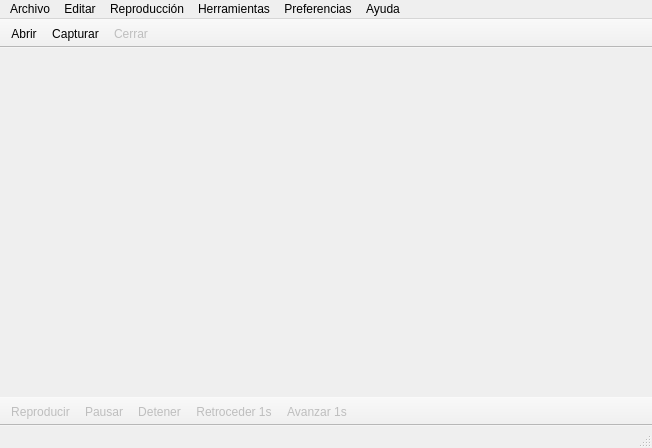
Above: movieplayer.ui from Madh93/Qt5-MoviePlayer before the change. Below: the same form after it.
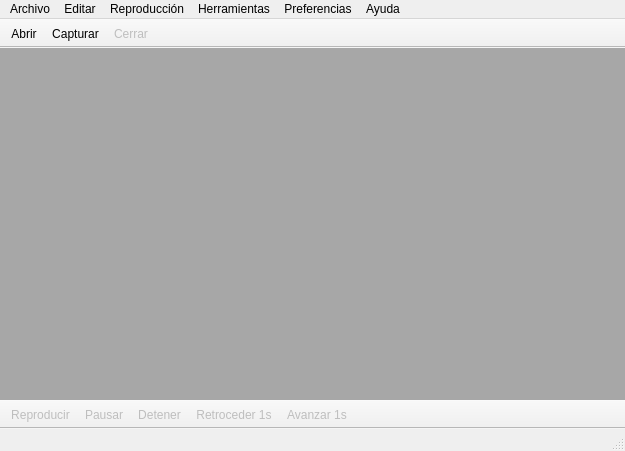
That is the form after the change.

The edit to the form file:
```diff
--- a/movieplayer.ui
+++ b/movieplayer.ui
@@ -6,8 +6,8 @@
    <rect>
     <x>0</x>
     <y>0</y>
-    <width>652</width>
-    <height>448</height>
+    <width>625</width>
+    <height>451</height>
    </rect>
   </property>
   <property name="windowTitle">
@@ -39,18 +39,437 @@
     <property name="bottomMargin">
      <number>0</number>
     </property>
-    <item alignment="Qt::AlignHCenter|Qt::AlignVCenter">
-     <widget class="QLabel" name="label">
-      <property name="autoFillBackground">
-       <bool>true</bool>
-      </property>
-      <property name="text">
-       <string/>
-      </property>
-      <property name="alignment">
-       <set>Qt::AlignCenter</set>
-      </property>
-     </widget>
+    <item>
+     <layout class="QVBoxLayout" name="verticalLayout_2">
+      <item>
+       <widget class="QLabel" name="label">
+        <property name="palette">
+         <palette>
+          <active>
+           <colorrole role="WindowText">
+            <brush brushstyle="SolidPattern">
+             <color alpha="255">
+              <red>0</red>
+              <green>0</green>
+              <blue>0</blue>
+             </color>
+            </brush>
+           </colorrole>
+           <colorrole role="Button">
+            <brush brushstyle="SolidPattern">
+             <color alpha="255">
+              <red>167</red>
+              <green>167</green>
+              <blue>167</blue>
+             </color>
+            </brush>
+           </colorrole>
+           <colorrole role="Light">
+            <brush brushstyle="SolidPattern">
+             <color alpha="255">
+              <red>251</red>
+              <green>251</green>
+              <blue>251</blue>
+             </color>
+            </brush>
+           </colorrole>
+           <colorrole role="Midlight">
+            <brush brushstyle="SolidPattern">
+             <color alpha="255">
+              <red>209</red>
+              <green>209</green>
+              <blue>209</blue>
+             </color>
+            </brush>
+           </colorrole>
+           <colorrole role="Dark">
+            <brush brushstyle="SolidPattern">
+             <color alpha="255">
+              <red>83</red>
+              <green>83</green>
+              <blue>83</blue>
+             </color>
+            </brush>
+           </colorrole>
+           <colorrole role="Mid">
+            <brush brushstyle="SolidPattern">
+             <color alpha="255">
+              <red>111</red>
+              <green>111</green>
+              <blue>111</blue>
+             </color>
+            </brush>
+           </colorrole>
+           <colorrole role="Text">
+            <brush brushstyle="SolidPattern">
+             <color alpha="255">
+              <red>0</red>
+              <green>0</green>
+              <blue>0</blue>
+             </color>
+            </brush>
+           </colorrole>
+           <colorrole role="BrightText">
+            <brush brushstyle="SolidPattern">
+             <color alpha="255">
+              <red>255</red>
+              <green>255</green>
+              <blue>255</blue>
+             </color>
+            </brush>
+           </colorrole>
+           <colorrole role="ButtonText">
+            <brush brushstyle="SolidPattern">
+             <color alpha="255">
+              <red>0</red>
+              <green>0</green>
+              <blue>0</blue>
+             </color>
+            </brush>
+           </colorrole>
+           <colorrole role="Base">
+            <brush brushstyle="SolidPattern">
+             <color alpha="255">
+              <red>255</red>
+              <green>255</green>
+              <blue>255</blue>
+             </color>
+            </brush>
+           </colorrole>
+           <colorrole role="Window">
+            <brush brushstyle="SolidPattern">
+             <color alpha="255">
+              <red>167</red>
+              <green>167</green>
+              <blue>167</blue>
+             </color>
+            </brush>
+           </colorrole>
+           <colorrole role="Shadow">
+            <brush brushstyle="SolidPattern">
+             <color alpha="255">
+              <red>0</red>
+              <green>0</green>
+              <blue>0</blue>
+             </color>
+            </brush>
+           </colorrole>
+           <colorrole role="AlternateBase">
+            <brush brushstyle="SolidPattern">
+             <color alpha="255">
+              <red>211</red>
+              <green>211</green>
+              <blue>211</blue>
+             </color>
+            </brush>
+           </colorrole>
+           <colorrole role="ToolTipBase">
+            <brush brushstyle="SolidPattern">
+             <color alpha="255">
+              <red>255</red>
+              <green>255</green>
+              <blue>220</blue>
+             </color>
+            </brush>
+           </colorrole>
+           <colorrole role="ToolTipText">
+            <brush brushstyle="SolidPattern">
+             <color alpha="255">
+              <red>0</red>
+              <green>0</green>
+              <blue>0</blue>
+             </color>
+            </brush>
+           </colorrole>
+          </active>
+          <inactive>
+           <colorrole role="WindowText">
+            <brush brushstyle="SolidPattern">
+             <color alpha="255">
+              <red>0</red>
+              <green>0</green>
+              <blue>0</blue>
+             </color>
+            </brush>
+           </colorrole>
+           <colorrole role="Button">
+            <brush brushstyle="SolidPattern">
+             <color alpha="255">
+              <red>167</red>
+              <green>167</green>
+              <blue>167</blue>
+             </color>
+            </brush>
+           </colorrole>
+           <colorrole role="Light">
+            <brush brushstyle="SolidPattern">
+             <color alpha="255">
+              <red>251</red>
+              <green>251</green>
+              <blue>251</blue>
+             </color>
+            </brush>
+           </colorrole>
+           <colorrole role="Midlight">
+            <brush brushstyle="SolidPattern">
+             <color alpha="255">
+              <red>209</red>
+              <green>209</green>
+              <blue>209</blue>
+             </color>
+            </brush>
+           </colorrole>
+           <colorrole role="Dark">
+            <brush brushstyle="SolidPattern">
+             <color alpha="255">
+              <red>83</red>
+              <green>83</green>
+              <blue>83</blue>
+             </color>
+            </brush>
+           </colorrole>
+           <colorrole role="Mid">
+            <brush brushstyle="SolidPattern">
+             <color alpha="255">
+              <red>111</red>
+              <green>111</green>
+              <blue>111</blue>
+             </color>
+            </brush>
+           </colorrole>
+           <colorrole role="Text">
+            <brush brushstyle="SolidPattern">
+             <color alpha="255">
+              <red>0</red>
+              <green>0</green>
+              <blue>0</blue>
+             </color>
+            </brush>
+           </colorrole>
+           <colorrole role="BrightText">
+            <brush brushstyle="SolidPattern">
+             <color alpha="255">
+              <red>255</red>
+              <green>255</green>
+              <blue>255</blue>
+             </color>
+            </brush>
+           </colorrole>
+           <colorrole role="ButtonText">
+            <brush brushstyle="SolidPattern">
+             <color alpha="255">
+              <red>0</red>
+              <green>0</green>
+              <blue>0</blue>
+             </color>
+            </brush>
+           </colorrole>
+           <colorrole role="Base">
+            <brush brushstyle="SolidPattern">
+             <color alpha="255">
+              <red>255</red>
+              <green>255</green>
+              <blue>255</blue>
+             </color>
+            </brush>
+           </colorrole>
+           <colorrole role="Window">
+            <brush brushstyle="SolidPattern">
+             <color alpha="255">
+              <red>167</red>
+              <green>167</green>
+              <blue>167</blue>
+             </color>
+            </brush>
+           </colorrole>
+           <colorrole role="Shadow">
+            <brush brushstyle="SolidPattern">
+             <color alpha="255">
+              <red>0</red>
+              <green>0</green>
+              <blue>0</blue>
+             </color>
+            </brush>
+           </colorrole>
+           <colorrole role="AlternateBase">
+            <brush brushstyle="SolidPattern">
+             <color alpha="255">
+              <red>211</red>
+              <green>211</green>
+              <blue>211</blue>
+             </color>
+            </brush>
+           </colorrole>
+           <colorrole role="ToolTipBase">
+            <brush brushstyle="SolidPattern">
+             <color alpha="255">
+              <red>255</red>
+              <green>255</green>
+              <blue>220</blue>
+             </color>
+            </brush>
+           </colorrole>
+           <colorrole role="ToolTipText">
+            <brush brushstyle="SolidPattern">
+             <color alpha="255">
+              <red>0</red>
+              <green>0</green>
+              <blue>0</blue>
+             </color>
+            </brush>
+           </colorrole>
+          </inactive>
+          <disabled>
+           <colorrole role="WindowText">
+            <brush brushstyle="SolidPattern">
+             <color alpha="255">
+              <red>83</red>
+              <green>83</green>
+              <blue>83</blue>
+             </color>
+            </brush>
+           </colorrole>
+           <colorrole role="Button">
+            <brush brushstyle="SolidPattern">
+             <color alpha="255">
+              <red>167</red>
+              <green>167</green>
+              <blue>167</blue>
+             </color>
+            </brush>
+           </colorrole>
+           <colorrole role="Light">
+            <brush brushstyle="SolidPattern">
+             <color alpha="255">
+              <red>251</red>
+              <green>251</green>
+              <blue>251</blue>
+             </color>
+            </brush>
+           </colorrole>
+           <colorrole role="Midlight">
+            <brush brushstyle="SolidPattern">
+             <color alpha="255">
+              <red>209</red>
+              <green>209</green>
+              <blue>209</blue>
+             </color>
+            </brush>
+           </colorrole>
+           <colorrole role="Dark">
+            <brush brushstyle="SolidPattern">
+             <color alpha="255">
+              <red>83</red>
+              <green>83</green>
+              <blue>83</blue>
+             </color>
+            </brush>
+           </colorrole>
+           <colorrole role="Mid">
+            <brush brushstyle="SolidPattern">
+             <color alpha="255">
+              <red>111</red>
+              <green>111</green>
+              <blue>111</blue>
+             </color>
+            </brush>
+           </colorrole>
+           <colorrole role="Text">
+            <brush brushstyle="SolidPattern">
+             <color alpha="255">
+              <red>83</red>
+              <green>83</green>
+              <blue>83</blue>
+             </color>
+            </brush>
+           </colorrole>
+           <colorrole role="BrightText">
+            <brush brushstyle="SolidPattern">
+             <color alpha="255">
+              <red>255</red>
+              <green>255</green>
+              <blue>255</blue>
+             </color>
+            </brush>
+           </colorrole>
+           <colorrole role="ButtonText">
+            <brush brushstyle="SolidPattern">
+             <color alpha="255">
+              <red>83</red>
+              <green>83</green>
+              <blue>83</blue>
+             </color>
+            </brush>
+           </colorrole>
+           <colorrole role="Base">
+            <brush brushstyle="SolidPattern">
+             <color alpha="255">
+              <red>167</red>
+              <green>167</green>
+              <blue>167</blue>
+             </color>
+            </brush>
+           </colorrole>
+           <colorrole role="Window">
+            <brush brushstyle="SolidPattern">
+             <color alpha="255">
+              <red>167</red>
+              <green>167</green>
+              <blue>167</blue>
+             </color>
+            </brush>
+           </colorrole>
+           <colorrole role="Shadow">
+            <brush brushstyle="SolidPattern">
+             <color alpha="255">
+              <red>0</red>
+              <green>0</green>
+              <blue>0</blue>
+             </color>
+            </brush>
+           </colorrole>
+           <colorrole role="AlternateBase">
+            <brush brushstyle="SolidPattern">
+             <color alpha="255">
+              <red>167</red>
+              <green>167</green>
+              <blue>167</blue>
+             </color>
+            </brush>
+           </colorrole>
+           <colorrole role="ToolTipBase">
+            <brush brushstyle="SolidPattern">
+             <color alpha="255">
+              <red>255</red>
+              <green>255</green>
+              <blue>220</blue>
+             </color>
+            </brush>
+           </colorrole>
+           <colorrole role="ToolTipText">
+            <brush brushstyle="SolidPattern">
+             <color alpha="255">
+              <red>0</red>
+              <green>0</green>
+              <blue>0</blue>
+             </color>
+            </brush>
+           </colorrole>
+          </disabled>
+         </palette>
+        </property>
+        <property name="autoFillBackground">
+         <bool>true</bool>
+        </property>
+        <property name="text">
+         <string/>
+        </property>
+        <property name="alignment">
+         <set>Qt::AlignCenter</set>
+        </property>
+       </widget>
+      </item>
+     </layout>
     </item>
    </layout>
   </widget>
@@ -59,7 +478,7 @@
     <rect>
      <x>0</x>
      <y>0</y>
-     <width>652</width>
+     <width>625</width>
      <height>27</height>
     </rect>
    </property>
```
